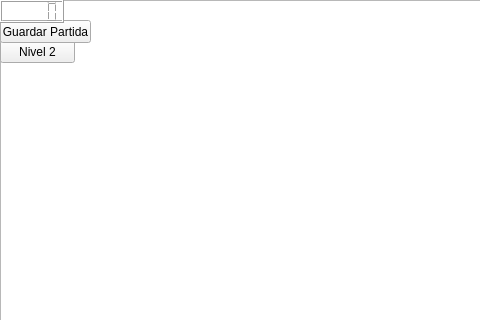
The window that Game-20192/ventanajuego.ui (StivenVelasquez/Harry-Potter-Game) describes before a commit, drawn with Qt 5; both pictures show x 0 to 480 and y 0 to 320 of the 869 by 510 pixel window.
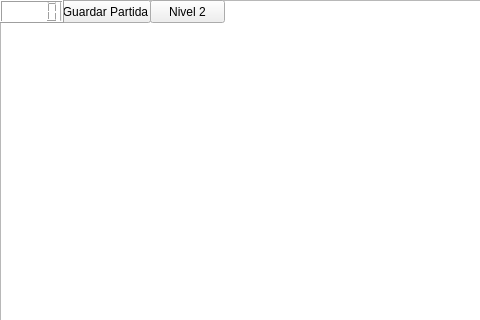
The same window after the commit.

Patch:
```diff
--- a/Game-20192/ventanajuego.ui
+++ b/Game-20192/ventanajuego.ui
@@ -27,8 +27,8 @@
    <widget class="QPushButton" name="pushButton">
     <property name="geometry">
      <rect>
-      <x>0</x>
-      <y>40</y>
+      <x>150</x>
+      <y>0</y>
       <width>75</width>
       <height>23</height>
      </rect>
@@ -40,8 +40,8 @@
    <widget class="QPushButton" name="pushButton_2">
     <property name="geometry">
      <rect>
-      <x>0</x>
-      <y>20</y>
+      <x>60</x>
+      <y>0</y>
       <width>91</width>
       <height>23</height>
      </rect>
```
